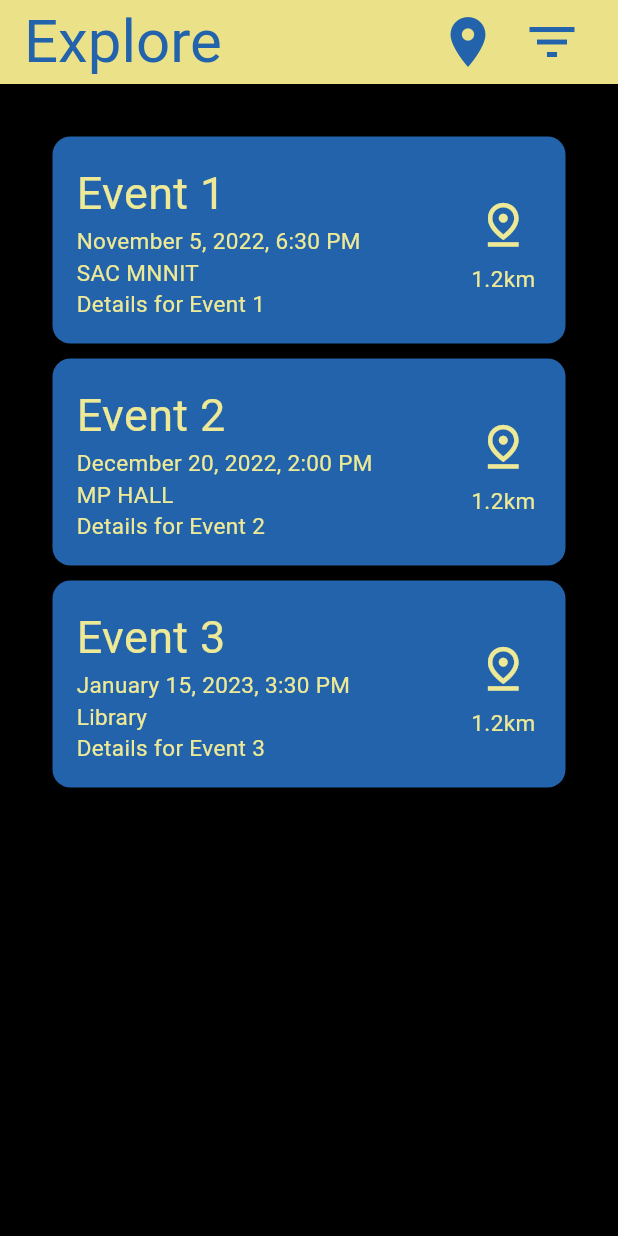
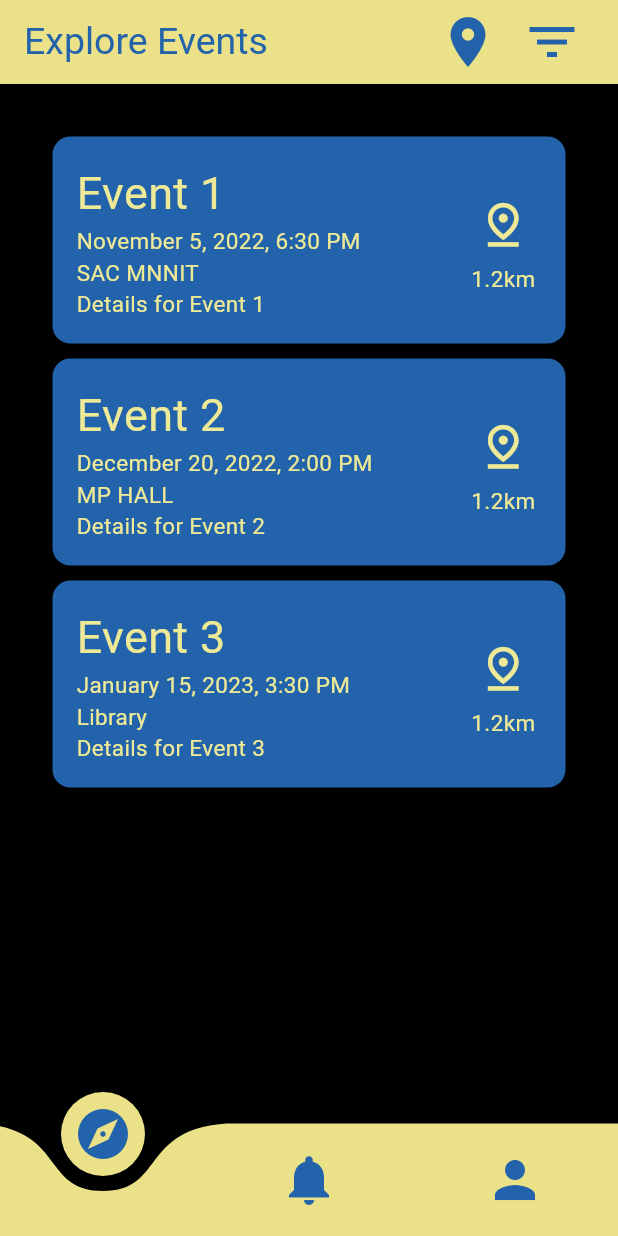
Before and after one commit to Ashisha10/StarServe, a Flutter app: the ExplorePage screen opened by its route, on a phone screen of 412 x 824 dp. Run offline on Flutter 3.47's test engine with Material 3 defaults, Android fonts, the phone set to English and light mode, and no system bars; drawn by our look-alikes of animated_background, curved_navigation_bar; our stand-ins replace animated_splash_screen, animated_text_kit, cloud_firestore, firebase_auth, firebase_core; accounts and stored records are empty.

Commit message:
Linked Edit profile and past event pages

```diff
--- a/star_serve/lib/main.dart
+++ b/star_serve/lib/main.dart
@@ -1,5 +1,6 @@
 import 'package:firebase_core/firebase_core.dart';
 import 'package:star_serve/pages/past_events.dart';
+import 'package:star_serve/pages_o/vltr_req_page.dart';
 import 'firebase_options.dart';
 import 'package:star_serve/pages/landing_page.dart';
 import 'package:star_serve/pages/profile_page.dart';
@@ -36,8 +37,13 @@ class StarServe extends StatelessWidget {
         LoginPage.id: (context) => const LoginPage(),
         RegisterPage.id: (context) => const RegisterPage(),
         ProfilePage.id: (context) => const ProfilePage(),
+
         ExplorePage.id: (context) => const ExplorePage(),
         OngoingEventsVPage.id: (context) => const OngoingEventsVPage(),
+
+        OngoingEventsOPage.id: (context) => const OngoingEventsOPage(),
+        VolunteerPage.id: (context) => const VolunteerPage(),
+
         EditProfile.id: (context) => const EditProfile(),
         PastEvents.id: (context) => const PastEvents(),
       },
--- a/star_serve/lib/pages/edit_profile.dart
+++ b/star_serve/lib/pages/edit_profile.dart
@@ -8,7 +8,7 @@ import 'package:star_serve/components/constants.dart';
 
 class EditProfile extends StatefulWidget {
   const EditProfile({Key? key}) : super(key: key);
-  static const String id = "edit_profile";
+  static const String id = "edit_profile_page";
 
   @override
   State<EditProfile> createState() => _EditProfileState();
--- a/star_serve/lib/pages/past_events.dart
+++ b/star_serve/lib/pages/past_events.dart
@@ -5,7 +5,7 @@ import 'package:star_serve/pages/profile_page.dart';
 class PastEvents extends StatefulWidget {
   const PastEvents({super.key});
 
-  static const String id = "past_events";
+  static const String id = "past_events_page";
 
   @override
   State<PastEvents> createState() => _PastEventsState();
--- a/star_serve/lib/pages/profile_page.dart
+++ b/star_serve/lib/pages/profile_page.dart
@@ -4,7 +4,9 @@ import 'package:flutter/material.dart';
 import 'package:curved_navigation_bar/curved_navigation_bar.dart';
 import 'package:star_serve/components/rounded_button.dart';
 import 'package:star_serve/components/constants.dart';
+import 'package:star_serve/pages/edit_profile.dart';
 import 'package:star_serve/pages/login_page.dart';
+import 'package:star_serve/pages/past_events.dart';
 import 'package:star_serve/pages/register_page.dart';
 
 class ProfilePage extends StatefulWidget {
@@ -95,7 +97,7 @@ class _ProfilePageState extends State<ProfilePage>
                 context,
                 'Edit Profile',
                 () {
-                  // Add functionality for Edit Profile
+                  Navigator.pushNamed(context, EditProfile.id);
                 },
               ),
               buildFunctionalityRow(
@@ -109,7 +111,7 @@ class _ProfilePageState extends State<ProfilePage>
                 context,
                 'Past Activity',
                 () {
-                  // Add functionality for Past Activity
+                  Navigator.pushNamed(context, PastEvents.id);
                 },
               ),
               SizedBox(height: 32.0),
--- a/star_serve/lib/pages_o/ongoing_events.dart
+++ b/star_serve/lib/pages_o/ongoing_events.dart
@@ -57,7 +57,7 @@
           children: [
             Expanded(
               child: Text(
-                "Ongoing Events",
+                "Manage Events",
                 style: appRegularText.copyWith(fontSize: 40.0),
               ),
             ),
--- a/star_serve/lib/pages_o/vltr_req_page.dart
+++ b/star_serve/lib/pages_o/vltr_req_page.dart
@@ -14,7 +14,7 @@ class _VolunteerPageState extends State<VolunteerPage> {
   Widget build(BuildContext context) {
     return Scaffold(
       appBar: AppBar(
-        title: Text('Volunteers'),
+        title: Text('Volunteer Requests'),
       ),
       body: Padding(
         padding: const EdgeInsets.all(16.0),
--- a/star_serve/lib/pages_v/explore_page.dart
+++ b/star_serve/lib/pages_v/explore_page.dart
@@ -3,6 +3,7 @@
 
 import 'package:animated_background/animated_background.dart';
 import 'package:animated_text_kit/animated_text_kit.dart';
+import 'package:curved_navigation_bar/curved_navigation_bar.dart';
 import 'package:star_serve/components/rounded_button.dart';
 import 'package:star_serve/components/constants.dart';
 import 'package:flutter/material.dart';
@@ -14,13 +15,14 @@ import '../components/event_card.dart';
 class ExplorePage extends StatefulWidget {
   const ExplorePage({super.key});
 
-  static const String id = "ExplorePage_page";
+  static const String id = "explore_page";
 
   @override
   State<ExplorePage> createState() => _ExplorePageState();
 }
 
-class _ExplorePageState extends State<ExplorePage> with TickerProviderStateMixin {
+class _ExplorePageState extends State<ExplorePage>
+    with TickerProviderStateMixin {
   @override
   Widget build(BuildContext context) {
     return Scaffold(
@@ -31,8 +33,8 @@ class _ExplorePageState extends State<ExplorePage> with TickerProviderStateMixin
           children: [
             Expanded(
               child: Text(
-                "Explore",
-                style: appRegularText.copyWith(fontSize: 40.0),
+                "Explore Events",
+                style: appRegularText.copyWith(fontSize: 25.0),
               ),
             ),
             IconButton(
@@ -91,6 +93,33 @@ class _ExplorePageState extends State<ExplorePage> with TickerProviderStateMixin
           ),
         ),
       ),
+      bottomNavigationBar: CurvedNavigationBar(
+        color: lightYellow,
+        buttonBackgroundColor: lightYellow,
+        backgroundColor: Colors.black,
+        onTap: (index) {
+          // Handle navigation based on the index
+        },
+        items: const [
+          Icon(
+            Icons.explore,
+            // use this for explore and ongoing events respectively for org and user
+            color: navyBlue,
+            size: 40,
+          ),
+          Icon(
+            Icons.notifications,
+            // use this button to redirect to the volunteer requests and following respectively for org and user
+            color: navyBlue,
+            size: 40,
+          ),
+          Icon(
+            Icons.person, // profile page
+            color: navyBlue,
+            size: 40,
+          ),
+        ],
+      ),
     );
   }
 }
--- a/star_serve/lib/pages_v/fol_org_events.dart
+++ b/star_serve/lib/pages_v/fol_org_events.dart
@@ -54,8 +54,8 @@ class _OngoingEventsVPageState extends State<OngoingEventsVPage>
           children: [
             Expanded(
               child: Text(
-                "Ongoing Events",
-                style: appRegularText.copyWith(fontSize: 35.0),
+                "Following Events",
+                style: appRegularText.copyWith(fontSize: 25.0),
               ),
             ),
             IconButton(
```
Also changed, not shown: star_serve/lib/pages/login_page.dart (+4 -3 lines).
